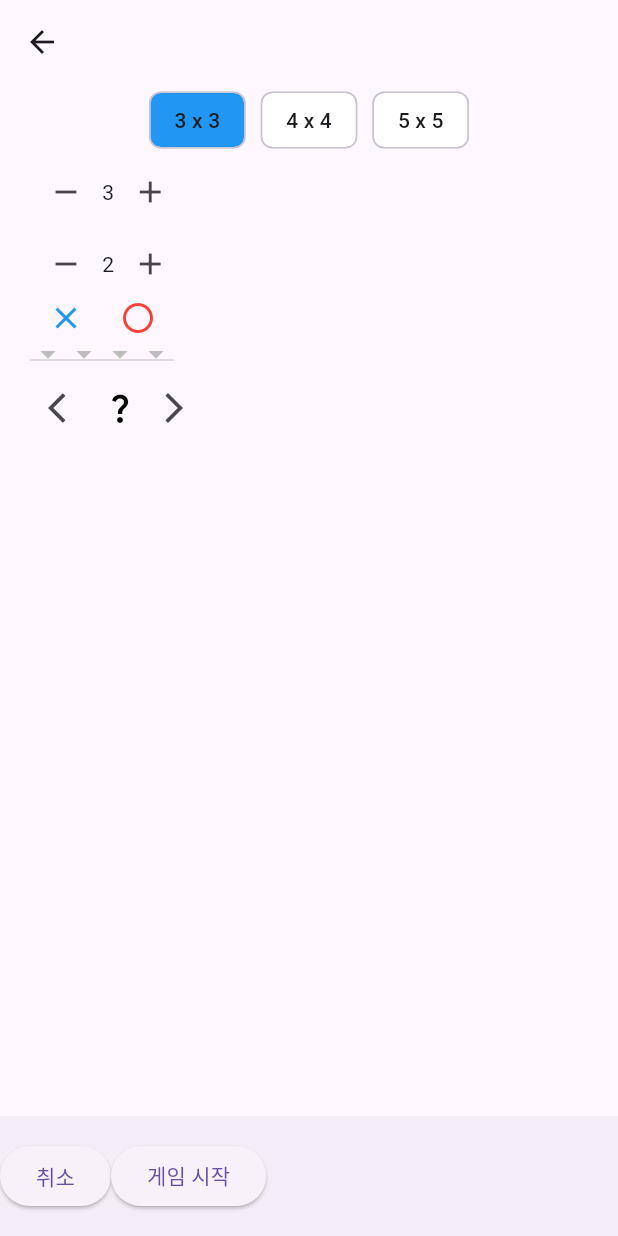
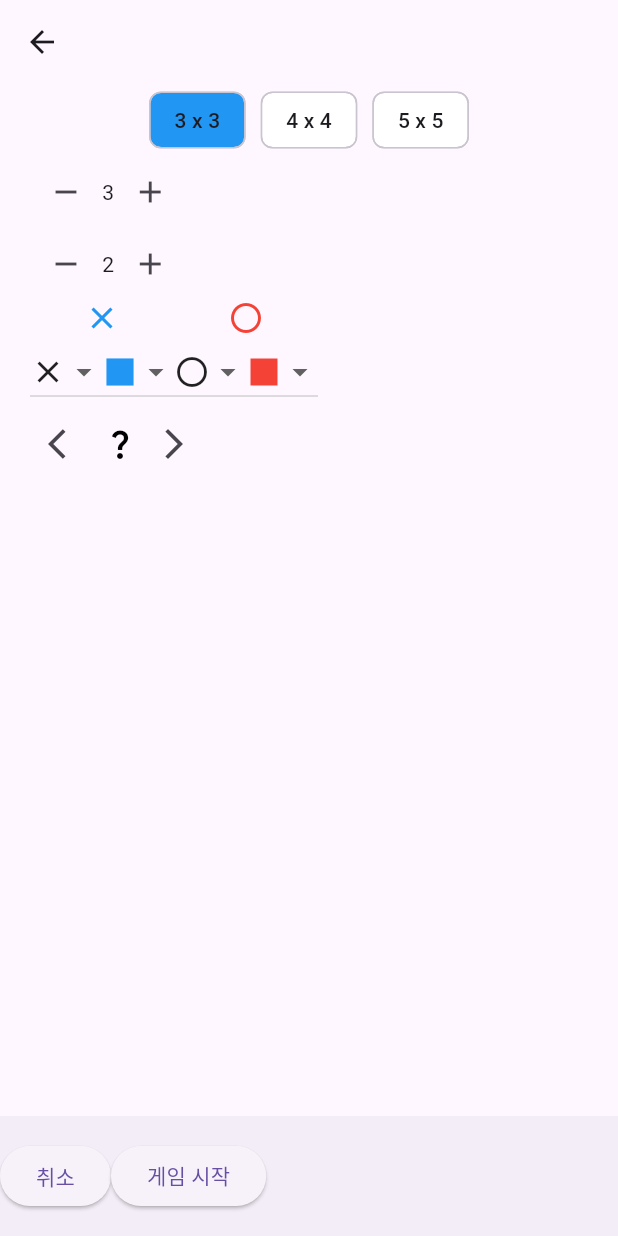
Before and after one commit to JayG-5/tic_tac_toe, a Flutter app: the SettingPage screen opened by its route, on a phone screen of 412 x 824 dp. Run offline on Flutter 3.47's test engine with Material 3 defaults, Android fonts, the phone set to English and light mode, and no system bars; our stand-ins replace get.

Commit message:
fix: setting ui

```diff
--- a/lib/enums/color.dart
+++ b/lib/enums/color.dart
@@ -12,12 +12,13 @@ enum PlayerColor {
 
   const PlayerColor(this.color);
 
-  List<Color> getNonUseColors(List<Player> players) {
+  static List<Color> getNonUseColors(List<Player> players, Color nowColor) {
     final playerColors = players.map((e) => e.color.value).toList();
-    final nonUseColors = PlayerColor.values
-        .where((element) => !playerColors.contains(element.color.value))
-        .map((e) => e.color)
-        .toList();
+    final nonUseColors = [nowColor] +
+        PlayerColor.values
+            .where((element) => !playerColors.contains(element.color.value))
+            .map((e) => e.color)
+            .toList();
     return nonUseColors;
   }
 }
--- a/lib/enums/icon.dart
+++ b/lib/enums/icon.dart
@@ -12,9 +12,9 @@ enum PlayerIcon {
 
   const PlayerIcon(this.iconData);
 
-  List<IconData> getNonUseIcons(List<Player> players) {
-    final playerIcons = players.map((e) => e.marker.icon?.codePoint).toList();
-    final nonUseIcons = PlayerIcon.values
+  static List<IconData> getNonUseIcons(List<Player> players,IconData nowIcon) {
+    final playerIcons = players.map((e) => e.iconData.codePoint).toList();
+    final nonUseIcons = [nowIcon] + PlayerIcon.values
         .where((element) => !playerIcons.contains(element.iconData.codePoint))
         .map((e) => e.iconData)
         .toList();
```
